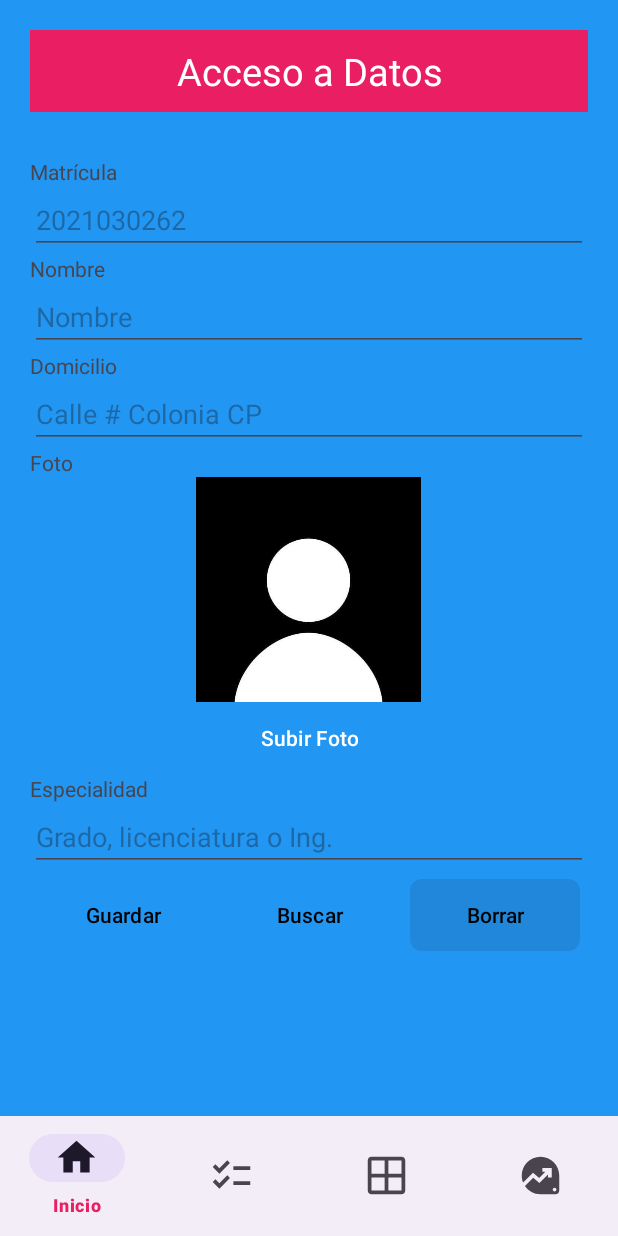
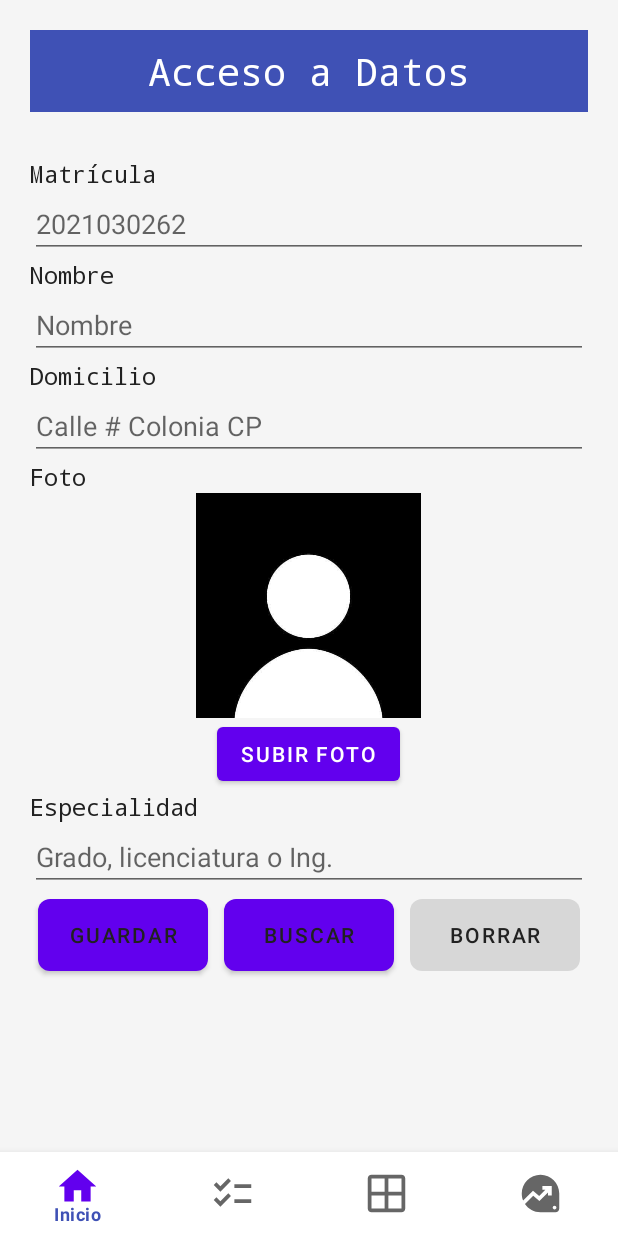
Before and after one commit to JonReyesDev/buttonNavigator, an Android app: the fragment DbFragment placed in its activity, on a phone screen of 412 x 824 dp. Run offline under Robolectric (Android 15) with nearby library versions, the light colour scheme and no system bars.

Commit message:
Se cambiaron los values

```diff
--- a/app/src/main/res/values/colors.xml
+++ b/app/src/main/res/values/colors.xml
@@ -1,8 +1,29 @@
 <?xml version="1.0" encoding="utf-8"?>
 <resources>
-    <color name="black">#FF000000</color>
-    <color name="white">#FFFFFFFF</color>
-    <color name="fondo">#2196F3</color>
-    <color name="barra">#FFEB3B</color>
-    <color name="miColor">#E91E63</color>
+    <color name="black">#212121</color> <!-- Dark Gray -->
+    <color name="white">#FFFFFF</color> <!-- Pure White -->
+    <color name="grey">#BDBDBD</color> <!-- Light Gray -->
+    <color name="fondo">#F5F5F5</color> <!-- Very Light Gray -->
+    <color name="barra">#ECECEC</color> <!-- Medium Gray -->
+    <color name="header">#E0E0E0</color> <!-- Lighter Gray -->
+    <color name="miColor">#3F51B5</color> <!-- Indigo -->
+    <color name="blueLink">#1E88E5</color> <!-- Bright Blue -->
+
+    <color name="your_normal_color">#3F51B5</color> <!-- Indigo or your chosen color for normal state -->
+    <color name="your_pressed_color">#303F9F</color> <!-- Darker shade of your normal color -->
+    <color name="your_focused_color">#5C6BC0</color> <!-- Slightly lighter shade for focus state -->
+    <color name="your_disabled_color">#BDBDBD</color> <!-- Light gray for disabled state -->
+
+    <color name="your_ripple_color">#5C6BC0</color> <!-- Ripple effect color -->
+    <color name="button_color">#2196F3</color> <!-- Blue color for the button -->
+    <color name="ripple_color">#1976D2</color> <!-- Darker blue for the ripple effect -->
+
+    <color name="primaryColor">#6200EE</color>
+    <color name="primaryDarkColor">#3700B3</color>
+    <color name="onPrimaryColor">#FFFFFF</color>
+    <color name="secondaryColor">#03DAC6</color>
+    <color name="secondaryDarkColor">#018786</color>
+    <color name="onSecondaryColor">#000000</color>
+    <color name="backgroundColor">#FFFFFF</color>
+    <color name="hintColor">#8A8A8A</color>
 </resources>
--- a/app/src/main/res/values/themes.xml
+++ b/app/src/main/res/values/themes.xml
@@ -1,9 +1,37 @@
 <resources xmlns:tools="http://schemas.android.com/tools">
     <!-- Base application theme. -->
-    <style name="Base.Theme.ButtonNavigation" parent="Theme.Material3.DayNight.NoActionBar">
+    <style name="Base.Theme.ButtonNavigation" parent="Theme.MaterialComponents.DayNight.NoActionBar">
         <!-- Customize your light theme here. -->
-        <!-- <item name="colorPrimary">@color/my_light_primary</item> -->
-        <item name="colorPrimary">@color/fondo</item>
+        <item name="colorPrimary">@color/primaryColor</item>
+        <item name="colorPrimaryVariant">@color/primaryDarkColor</item>
+        <item name="colorOnPrimary">@color/onPrimaryColor</item>
+        <item name="colorSecondary">@color/secondaryColor</item>
+        <item name="colorSecondaryVariant">@color/secondaryDarkColor</item>
+        <item name="colorOnSecondary">@color/onSecondaryColor</item>
+        <item name="android:textViewStyle">@style/TextViewStyle</item>
+        <item name="android:editTextStyle">@style/EditTextStyle</item>
+        <item name="android:buttonStyle">@style/ButtonStyle</item>
+        <item name="android:colorBackground">@color/backgroundColor</item>
     </style>
-<!--    <style name="Base.Theme.ButtonNavigation." parent="Base.Theme.AppMenuButton" />-->
+
+    <style name="TextViewStyle" parent="android:Widget.TextView">
+        <item name="android:fontFamily">monospace</item>
+        <item name="android:textColor">@color/black</item>
+        <item name="android:textSize">16sp</item>
+    </style>
+
+    <style name="EditTextStyle" parent="android:Widget.EditText">
+        <item name="android:fontFamily">monospace</item>
+        <item name="android:textColor">@color/black</item>
+        <item name="android:textSize">16sp</item>
+        <item name="android:textColorHint">@color/hintColor</item>
+        <item name="android:background">@drawable/edit_text_background</item> <!-- optional custom background drawable -->
+    </style>
+
+    <style name="ButtonStyle" parent="Widget.MaterialComponents.Button">
+        <item name="android:fontFamily">monospace</item>
+        <item name="android:textColor">@color/white</item>
+        <item name="backgroundTint">@color/miColor</item>
+        <item name="android:padding">12dp</item>
+    </style>
 </resources>
```
Also changed, not shown: app/src/main/res/values/strings.xml (+48 -0 lines), app/src/main/res/values/styles.xml (added, +10 -0 lines).
